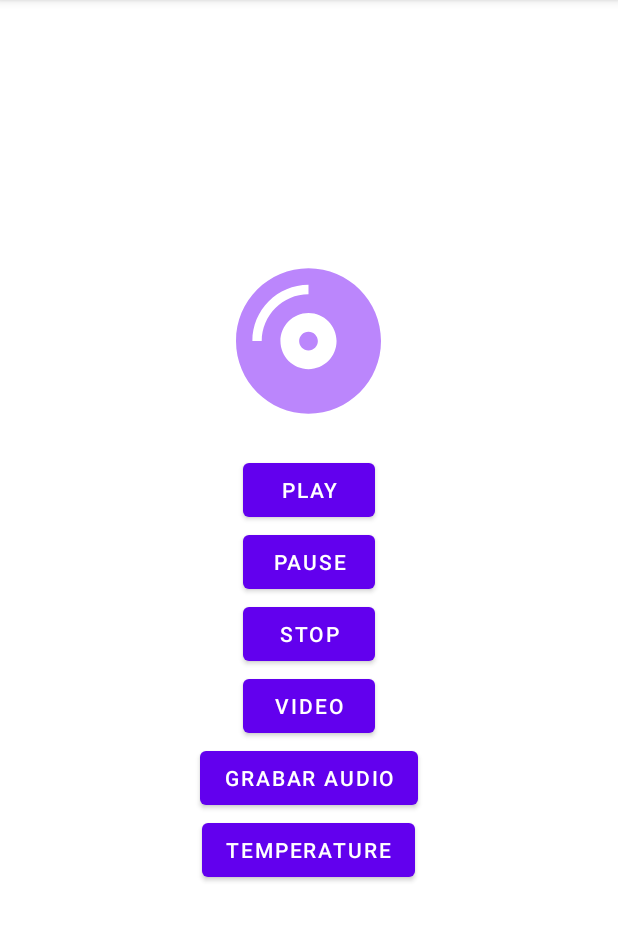
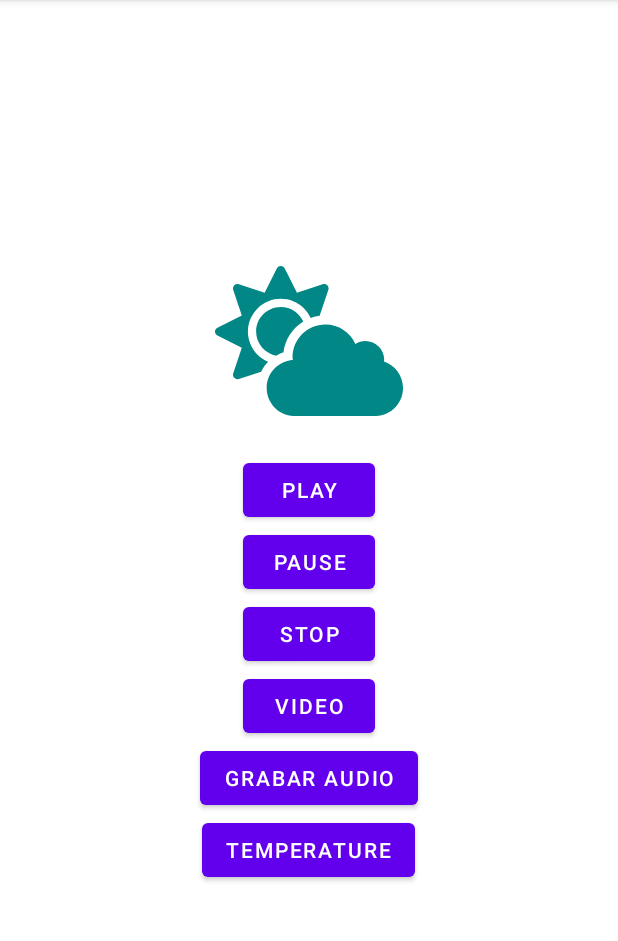
Before and after one commit to Victoriasaurio/APP-WITH-MULTIMEDIA, an Android app: the screen it shows after launch (MainActivity), on a phone screen of 412 x 824 dp, the part 84-1025 px from its top. Run offline under Robolectric (Android 15) with nearby library versions, the phone set to English and light mode, and no system bars.

Commit message:
Image changed

```diff
--- /dev/null
+++ b/app/src/main/res/drawable/ic_cloud_sun_solid.xml
@@ -0,0 +1,4 @@
+<vector android:height="100dp" android:viewportHeight="512"
+    android:viewportWidth="640" android:width="125dp" xmlns:android="http://schemas.android.com/apk/res/android">
+    <path android:fillColor="@color/teal_700" android:pathData="M575.2,325.7c0.2,-1.9 0.8,-3.7 0.8,-5.6 0,-35.3 -28.7,-64 -64,-64 -12.6,0 -24.2,3.8 -34.1,10 -17.6,-38.8 -56.5,-66 -101.9,-66 -61.8,0 -112,50.1 -112,112 0,3 0.7,5.8 0.9,8.7 -49.6,3.7 -88.9,44.7 -88.9,95.3 0,53 43,96 96,96h272c53,0 96,-43 96,-96 0,-42.1 -27.2,-77.4 -64.8,-90.4zM144.8,303.1c-43.7,-43.7 -43.7,-114.7 0,-158.3 43.7,-43.7 114.7,-43.7 158.4,0 9.7,9.7 16.9,20.9 22.3,32.7 9.8,-3.7 20.1,-6 30.7,-7.5L386,81.1c4,-11.9 -7.3,-23.1 -19.2,-19.2L279,91.2 237.5,8.4C232,-2.8 216,-2.8 210.4,8.4L169,91.2 81.1,61.9C69.3,58 58,69.3 61.9,81.1l29.3,87.8 -82.8,41.5c-11.2,5.6 -11.2,21.5 0,27.1l82.8,41.4 -29.3,87.8c-4,11.9 7.3,23.1 19.2,19.2l76.1,-25.3c6.1,-12.4 14,-23.7 23.6,-33.5 -13.1,-5.4 -25.4,-13.4 -36,-24zM140,223.9c0,40.8 29.3,74.8 67.9,82.3 8,-4.7 16.3,-8.8 25.2,-11.7 5.4,-44.3 31,-82.5 67.4,-105C287.3,160.4 258,140 224,140c-46.3,0 -84,37.6 -84,83.9z"/>
+</vector>
--- a/app/src/main/res/layout/activity_main.xml
+++ b/app/src/main/res/layout/activity_main.xml
@@ -13,7 +13,7 @@
         android:layout_width="wrap_content"
         android:layout_height="wrap_content"
         android:layout_marginBottom="25dp"
-        android:src="@drawable/ic_compact_disc_solid" />
+        android:src="@drawable/ic_cloud_sun_solid" />
 
     <Button
         android:layout_width="wrap_content"
```
